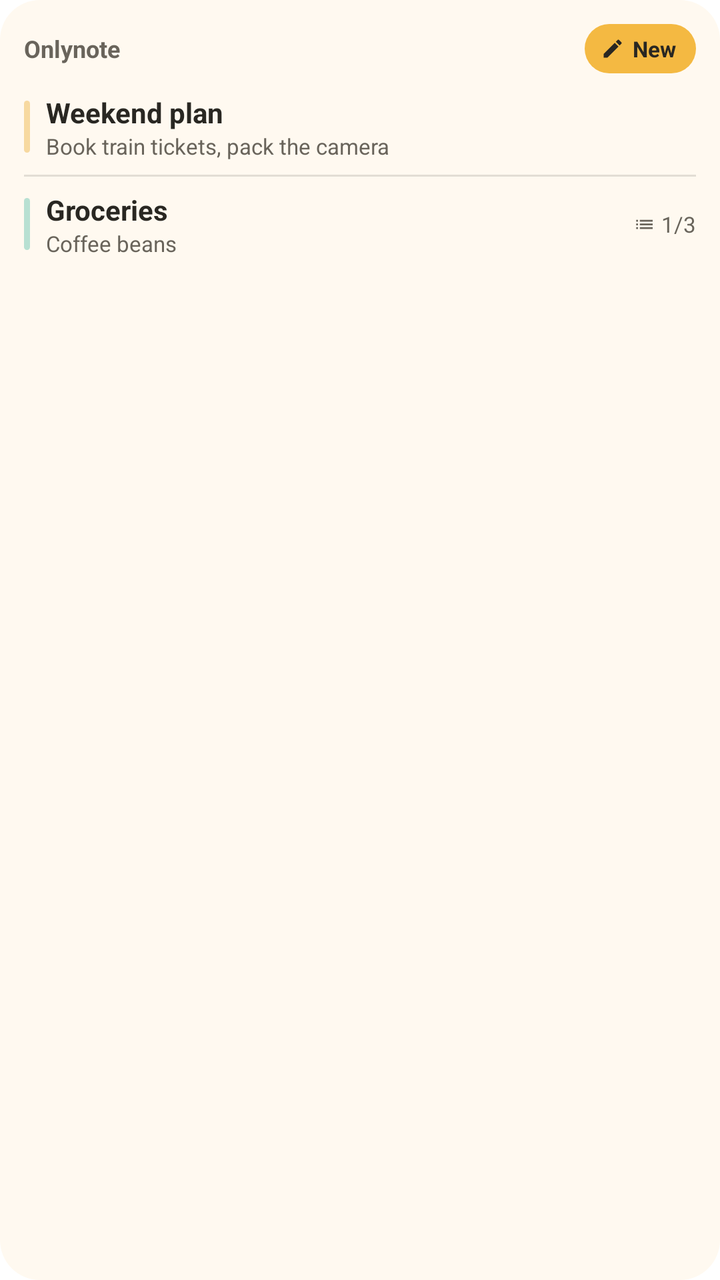
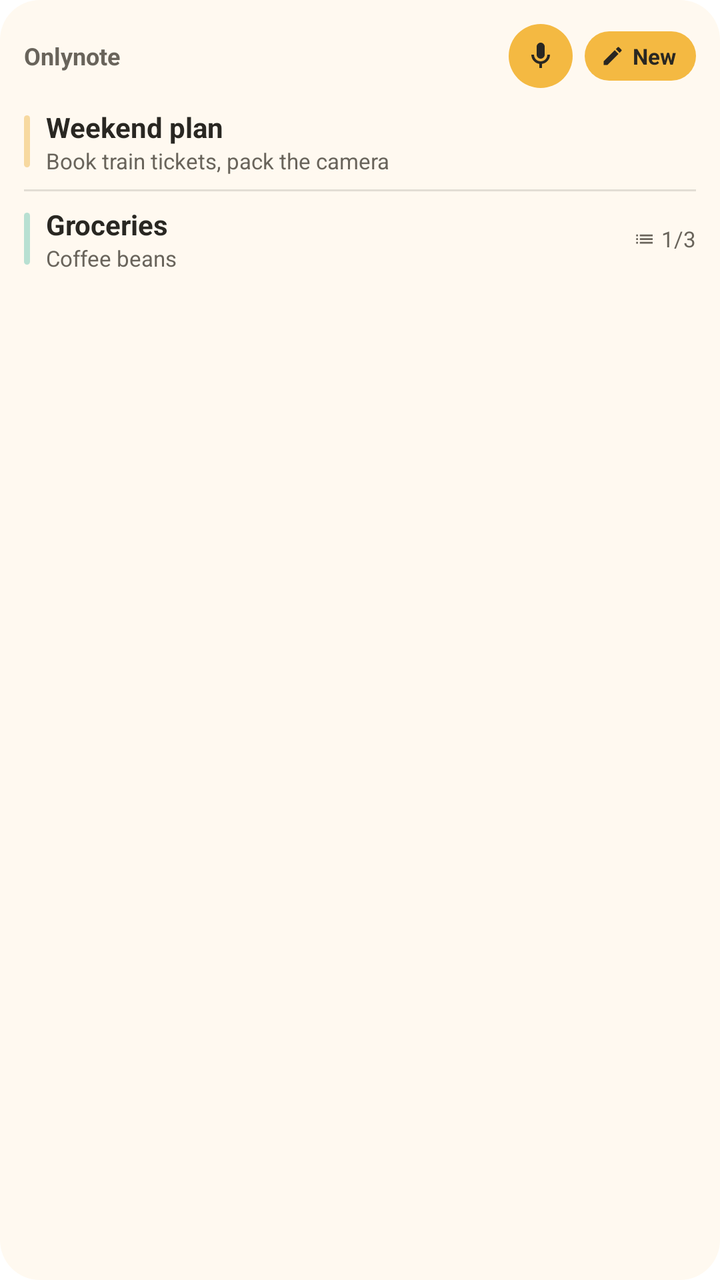

Screens rendered from an Android XML layout before and after an edit, with the pre-edit source and the edit as a unified diff.
<!-- AndroidManifest.xml: fallback theme Theme.MaterialComponents.DayNight.NoActionBar -->
<!-- res/layout/notes_widget_preview.xml -->
<?xml version="1.0" encoding="utf-8"?>
<LinearLayout xmlns:android="http://schemas.android.com/apk/res/android"
    android:layout_width="match_parent"
    android:layout_height="match_parent"
    android:orientation="vertical"
    android:background="@drawable/widget_background"
    android:padding="12dp">

    <LinearLayout
        android:layout_width="match_parent"
        android:layout_height="wrap_content"
        android:orientation="horizontal"
        android:gravity="center_vertical">

        <TextView
            android:layout_width="0dp"
            android:layout_height="wrap_content"
            android:layout_weight="1"
            android:text="@string/app_name"
            android:textSize="12sp"
            android:textStyle="bold"
            android:maxLines="1"
            android:ellipsize="end"
            android:textColor="@color/widget_text_muted" />

        <LinearLayout
            android:layout_width="wrap_content"
            android:layout_height="wrap_content"
            android:orientation="horizontal"
            android:gravity="center_vertical"
            android:background="@drawable/widget_pill"
            android:paddingStart="8dp"
            android:paddingEnd="10dp"
            android:paddingTop="5dp"
            android:paddingBottom="5dp">

            <ImageView
                android:layout_width="12dp"
                android:layout_height="12dp"
                android:layout_marginEnd="4dp"
                android:src="@drawable/ic_widget_pencil"
                android:tint="@color/widget_pill_text"
                android:importantForAccessibility="no" />

            <TextView
                android:layout_width="wrap_content"
                android:layout_height="wrap_content"
                android:text="@string/widget_new_note"
                android:textSize="11sp"
                android:textStyle="bold"
                android:textColor="@color/widget_pill_text" />
        </LinearLayout>
    </LinearLayout>

    <LinearLayout
        android:layout_width="match_parent"
        android:layout_height="wrap_content"
        android:orientation="horizontal"
        android:gravity="center_vertical"
        android:layout_marginTop="10dp">

        <ImageView
            android:layout_width="3dp"
            android:layout_height="26dp"
            android:layout_marginEnd="8dp"
            android:scaleType="fitXY"
            android:src="@drawable/widget_stripe"
            android:tint="#FFF7D9A0"
            android:importantForAccessibility="no" />

        <LinearLayout
            android:layout_width="0dp"
            android:layout_height="wrap_content"
            android:layout_weight="1"
            android:orientation="vertical">

            <TextView
                android:layout_width="match_parent"
                android:layout_height="wrap_content"
                android:text="@string/widget_sample_1_title"
                android:textSize="14sp"
                android:textStyle="bold"
                android:maxLines="1"
                android:ellipsize="end"
                android:textColor="@color/widget_text_primary" />

            <TextView
                android:layout_width="match_parent"
                android:layout_height="wrap_content"
                android:text="@string/widget_sample_1_body"
                android:textSize="11sp"
                android:maxLines="1"
                android:ellipsize="end"
                android:textColor="@color/widget_text_muted" />
        </LinearLayout>
    </LinearLayout>

    
    <ImageView
        android:layout_width="match_parent"
        android:layout_height="1dp"
        android:layout_marginTop="7dp"
        android:background="@color/widget_divider"
        android:importantForAccessibility="no" />

    <LinearLayout
        android:layout_width="match_parent"
        android:layout_height="wrap_content"
        android:orientation="horizontal"
        android:gravity="center_vertical"
        android:layout_marginTop="7dp">

        <ImageView
            android:layout_width="3dp"
            android:layout_height="26dp"
            android:layout_marginEnd="8dp"
            android:scaleType="fitXY"
            android:src="@drawable/widget_stripe"
            android:tint="#FFB8E0D2"
            android:importantForAccessibility="no" />

        <LinearLayout
            android:layout_width="0dp"
            android:layout_height="wrap_content"
            android:layout_weight="1"
            android:orientation="vertical">

            <TextView
                android:layout_width="match_parent"
                android:layout_height="wrap_content"
                android:text="@string/widget_sample_2_title"
                android:textSize="14sp"
                android:textStyle="bold"
                android:maxLines="1"
                android:ellipsize="end"
                android:textColor="@color/widget_text_primary" />

            <TextView
                android:layout_width="match_parent"
                android:layout_height="wrap_content"
                android:text="@string/widget_sample_2_todo"
                android:textSize="11sp"
                android:maxLines="1"
                android:ellipsize="end"
                android:textColor="@color/widget_text_muted" />
        </LinearLayout>

        <ImageView
            android:layout_width="11dp"
            android:layout_height="11dp"
            android:layout_marginStart="6dp"
            android:src="@drawable/ic_widget_checklist"
            android:tint="@color/widget_text_muted"
            android:importantForAccessibility="no" />

        <TextView
            android:layout_width="wrap_content"
            android:layout_height="wrap_content"
            android:layout_marginStart="3dp"
            android:text="1/3"
            android:textSize="11sp"
            android:textColor="@color/widget_text_muted" />
    </LinearLayout>
</LinearLayout>
<!-- resources referenced by this layout -->
<resources>
  <color name="widget_divider">#22292722</color>
  <color name="widget_pill_text">#FF292722</color>
  <color name="widget_text_muted">#FF69645B</color>
  <color name="widget_text_primary">#FF292722</color>
  <!-- drawable ic_widget_checklist (drawable) -->
  <?xml version="1.0" encoding="utf-8"?>
  <vector xmlns:android="http://schemas.android.com/apk/res/android"
      android:width="24dp"
      android:height="24dp"
      android:viewportWidth="24"
      android:viewportHeight="24">
      <path
          android:fillColor="@android:color/white"
          android:pathData="M3,13h2v-2H3V13zM3,17h2v-2H3V17zM3,9h2V7H3V9zM7,13h14v-2H7V13zM7,17h14v-2H7V17zM7,7v2h14V7H7z" />
  </vector>
  <!-- drawable ic_widget_pencil (drawable) -->
  <?xml version="1.0" encoding="utf-8"?>
  <vector xmlns:android="http://schemas.android.com/apk/res/android"
      android:width="24dp"
      android:height="24dp"
      android:viewportWidth="24"
      android:viewportHeight="24">
      <path
          android:fillColor="@android:color/white"
          android:pathData="M3,17.25V21h3.75L17.81,9.94l-3.75,-3.75L3,17.25zM20.71,7.04c0.39,-0.39 0.39,-1.02 0,-1.41l-2.34,-2.34c-0.39,-0.39 -1.02,-0.39 -1.41,0l-1.83,1.83 3.75,3.75 1.83,-1.83z" />
  </vector>
  <!-- drawable widget_background (drawable) -->
  <?xml version="1.0" encoding="utf-8"?>
  <shape xmlns:android="http://schemas.android.com/apk/res/android"
      android:shape="rectangle">
      <solid android:color="@color/widget_background" />
      <corners android:radius="20dp" />
  </shape>
  <!-- drawable widget_pill (drawable) -->
  <?xml version="1.0" encoding="utf-8"?>
  <shape xmlns:android="http://schemas.android.com/apk/res/android"
      android:shape="rectangle">
      <solid android:color="@color/widget_accent" />
      <corners android:radius="20dp" />
  </shape>
  <!-- drawable widget_stripe (drawable) -->
  <?xml version="1.0" encoding="utf-8"?>
  <shape xmlns:android="http://schemas.android.com/apk/res/android"
      android:shape="rectangle">
      <solid android:color="@color/widget_stripe_default" />
      <corners android:radius="2dp" />
  </shape>
  <string name="app_name">Onlynote</string>
  <string name="widget_new_note">New</string>
  <string name="widget_sample_1_body">Book train tickets, pack the camera</string>
  <string name="widget_sample_1_title">Weekend plan</string>
  <string name="widget_sample_2_title">Groceries</string>
  <string name="widget_sample_2_todo">Coffee beans</string>
  <color name="widget_background">#FFFFF9F0</color>
  <color name="widget_accent">#FFF4B942</color>
  <color name="widget_stripe_default">#FFD2D1CF</color>
</resources>

<!-- the commit's change to res/layout/notes_widget_preview.xml (unified diff, before → after) -->
@@ -22,6 +22,16 @@
             android:maxLines="1"
             android:ellipsize="end"
             android:textColor="@color/widget_text_muted" />
+
+        <ImageView
+            android:layout_width="32dp"
+            android:layout_height="32dp"
+            android:layout_marginEnd="6dp"
+            android:padding="8dp"
+            android:src="@drawable/ic_widget_voice"
+            android:background="@drawable/widget_pill"
+            android:tint="@color/widget_pill_text"
+            android:contentDescription="@string/widget_voice_note" />
 
         <LinearLayout
             android:layout_width="wrap_content"
<!-- resource entries referenced after the edit -->
@@ -26,6 +26,14 @@
           android:fillColor="@android:color/white"
           android:pathData="M3,17.25V21h3.75L17.81,9.94l-3.75,-3.75L3,17.25zM20.71,7.04c0.39,-0.39 0.39,-1.02 0,-1.41l-2.34,-2.34c-0.39,-0.39 -1.02,-0.39 -1.41,0l-1.83,1.83 3.75,3.75 1.83,-1.83z" />
   </vector>
+  <!-- drawable ic_widget_voice (drawable) -->
+  <?xml version="1.0" encoding="utf-8"?>
+  <vector xmlns:android="http://schemas.android.com/apk/res/android"
+      android:width="24dp" android:height="24dp"
+      android:viewportWidth="24" android:viewportHeight="24">
+      <path android:fillColor="@android:color/white"
+          android:pathData="M12,14c1.66,0 3,-1.34 3,-3V5c0,-1.66 -1.34,-3 -3,-3S9,3.34 9,5v6c0,1.66 1.34,3 3,3zM17,11c0,2.76 -2.24,5 -5,5s-5,-2.24 -5,-5H5c0,3.53 2.61,6.43 6,6.92V21h2v-3.08c3.39,-0.49 6,-3.39 6,-6.92h-2z" />
+  </vector>
   <!-- drawable widget_background (drawable) -->
   <?xml version="1.0" encoding="utf-8"?>
   <shape xmlns:android="http://schemas.android.com/apk/res/android"
@@ -53,6 +61,7 @@
   <string name="widget_sample_1_title">Weekend plan</string>
   <string name="widget_sample_2_title">Groceries</string>
   <string name="widget_sample_2_todo">Coffee beans</string>
+  <string name="widget_voice_note">Voice Memo</string>
   <color name="widget_background">#FFFFF9F0</color>
   <color name="widget_accent">#FFF4B942</color>
   <color name="widget_stripe_default">#FFD2D1CF</color>
